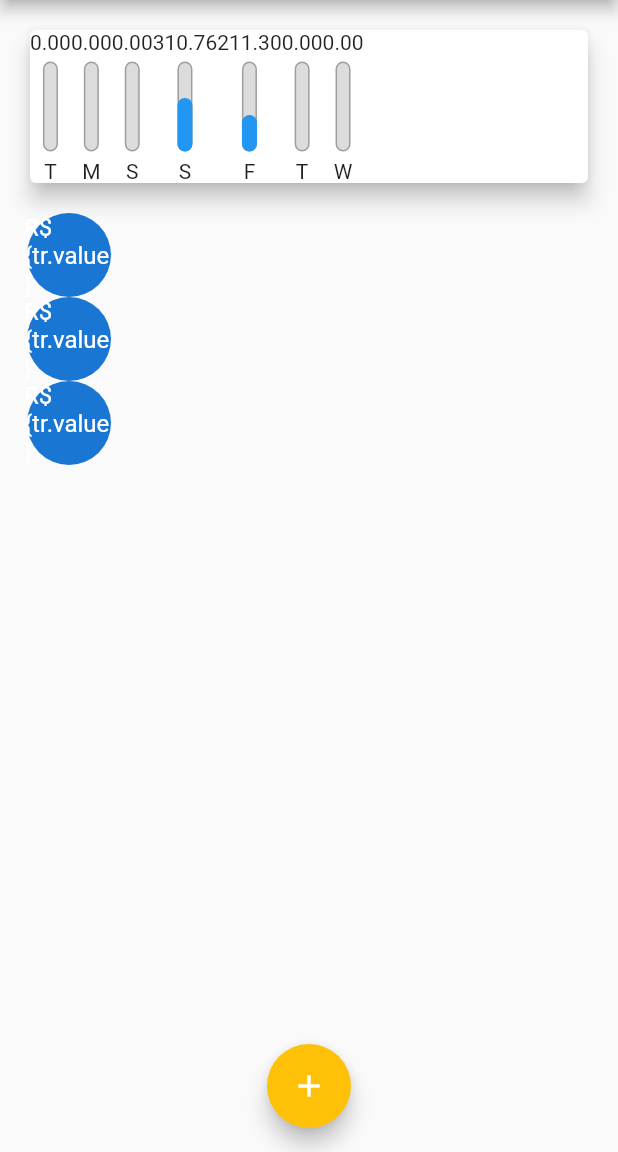
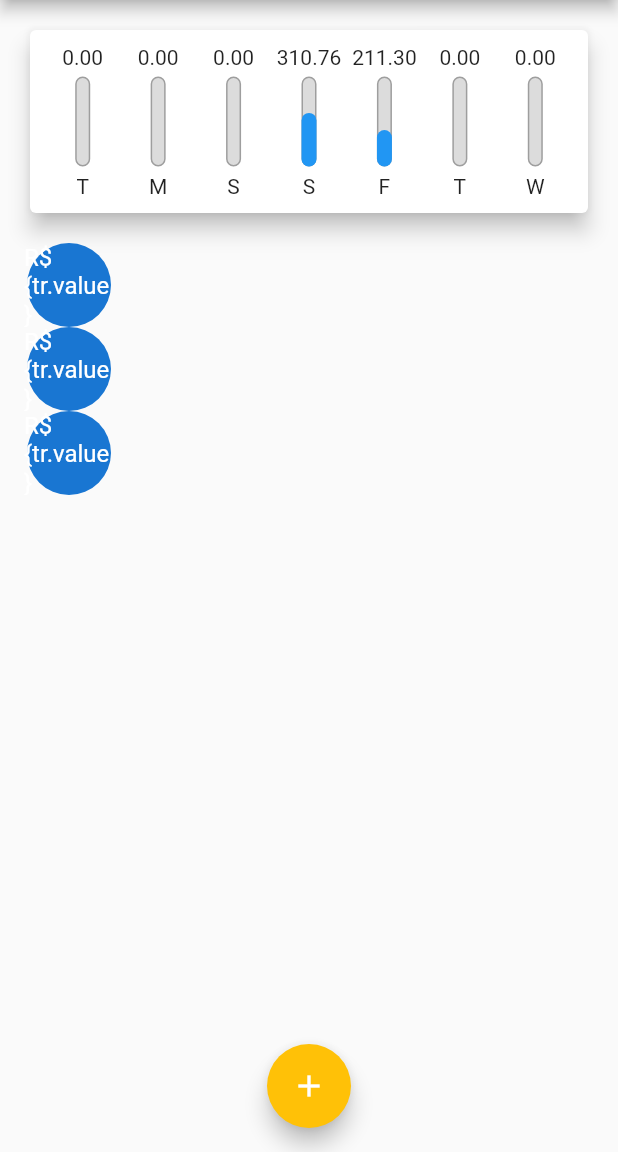
Before and after one commit to Mott4/expenses, a Flutter app: the screen it shows after launch, on a phone screen of 412 x 824 dp, the part 84-1236 px from its top. Run offline on Flutter 3.47's test engine with Material 2 defaults, Android fonts, the phone set to English and light mode, and no system bars.

Commit message:
mudanças nos tamanhos e espaçamentos q não commitei antes

```diff
--- a/lib/components/chart.dart
+++ b/lib/components/chart.dart
@@ -51,14 +51,23 @@ class Chart extends StatelessWidget {
     return Card(
       elevation: 6,
       margin: EdgeInsets.all(20),
+      ///// padding para dar um espaçamento das bordas dos elementos
+      child: Padding(
+        padding: const EdgeInsets.all(10),
         child: Row(
+          mainAxisAlignment: MainAxisAlignment.spaceAround,
           children: groupedTransactions.map((tr) {
-          return ChartBar(
+            //////// espaçamento entre barras e os valores gastos
+            return Flexible(
+              fit: FlexFit.tight,
+              child: ChartBar(
                 label: tr['day'].toString(),
                 value: double.parse(tr['value'].toString()),
                 percentage: tr['value'] / _weekTotalValue,
+              ),
             );
           }).toList(),
+        ),
       ),
     );
   }
```
Lines whose indentation alone changed are shown as unchanged.
